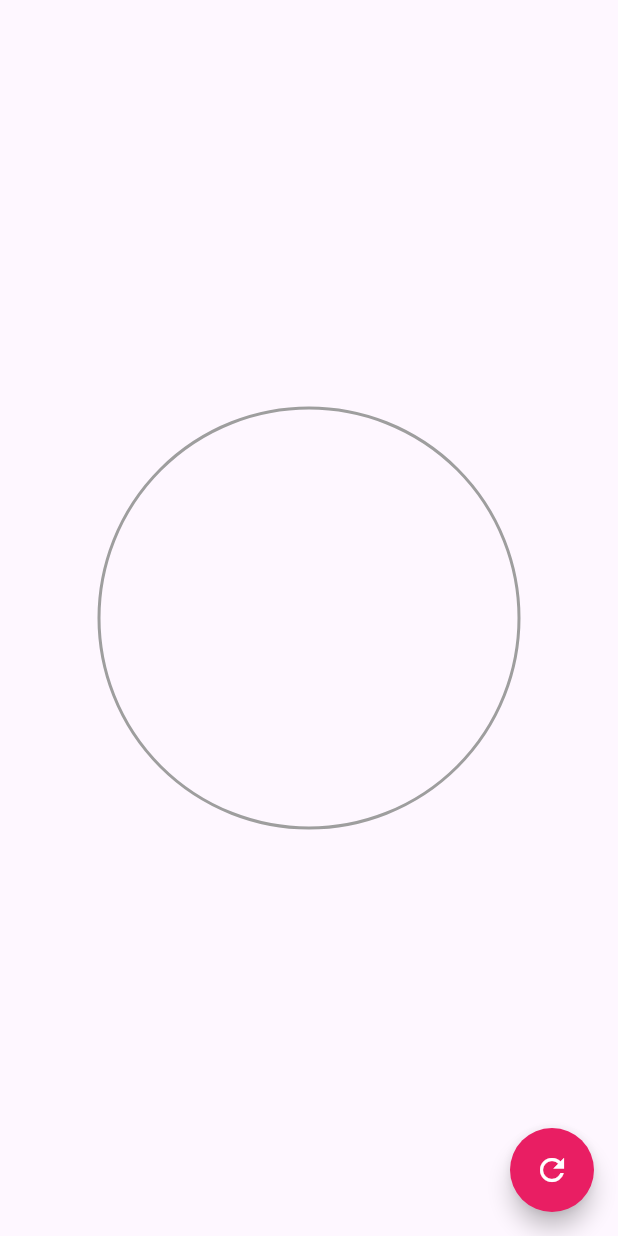
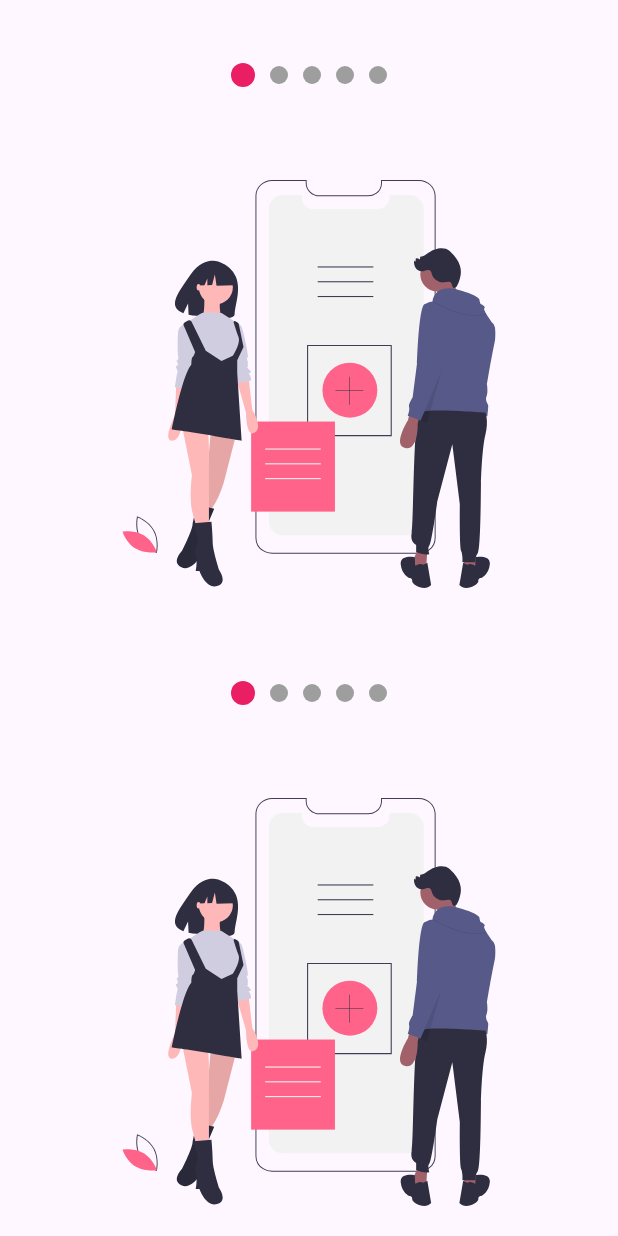
Before and after one commit to manuelcastrobarinas/flutter-cutomPainters, a Flutter app: the screen it shows after launch, on a phone screen of 412 x 824 dp. Run offline on Flutter 3.47's test engine with Material 3 defaults, Android fonts, the phone set to English and light mode, and no system bars; our stand-ins replace flutter_svg.

Commit message:
add personal slide with provider

```diff
--- a/lib/main.dart
+++ b/lib/main.dart
@@ -17,7 +17,7 @@ class MyApp extends StatelessWidget {
         colorScheme: ColorScheme.fromSeed(seedColor: Colors.deepPurple),
         useMaterial3: true,
       ),
-      home: const CircularProgressPage()
+      home: const SlideshowPage()
     );
   }
 }
--- /dev/null
+++ b/lib/src/labs/slideshow_page.dart
@@ -0,0 +1,127 @@
+import 'package:background_custom_painters/src/models/slider_model.dart';
+import 'package:flutter/material.dart';
+import 'package:flutter_svg/flutter_svg.dart';
+import 'package:provider/provider.dart';
+
+class SlideshowPage extends StatelessWidget {
+  const SlideshowPage({super.key});
+
+  @override
+  Widget build(BuildContext context) {
+    return ChangeNotifierProvider(
+      create: (context) => SliderModel(),
+      child: const Scaffold(
+        body: Center(
+          child: Column(
+            children: [
+              Expanded(
+                child: _Slides()
+              ),
+              _Dots()
+            ],
+          )
+        ),
+      ),
+    );
+  }
+}
+
+class _Dots extends StatelessWidget {
+  const _Dots();
+
+  @override
+  Widget build(BuildContext context) {
+    return const SizedBox(
+      width: double.infinity,
+      height: 100,
+      child: Row(
+        mainAxisAlignment: MainAxisAlignment.center,
+        children: [
+          _Dot(index: 0),
+          _Dot(index: 1),
+          _Dot(index: 2),
+        ],
+      ),
+    );
+  }
+}
+
+class _Dot extends StatelessWidget {
+  final int index;
+  const _Dot({required this.index});
+
+  @override
+  Widget build(BuildContext context) {
+    final double pageViewIndex = Provider.of<SliderModel>(context).currentPage;
+    return AnimatedContainer(
+      duration: const Duration(milliseconds: 300),
+      margin: const EdgeInsets.symmetric(horizontal: 5.0),
+      width: 16,
+      height: 16,
+      decoration: BoxDecoration(
+        borderRadius: BorderRadius.circular(100),
+        color: (pageViewIndex >= index - 0.5 && pageViewIndex < index + 0.5) ? Colors.blue : Colors.grey
+      ),
+    );
+  }
+}
+
+class _Slides extends StatefulWidget {
+  const _Slides();
+
+  @override
+  State<_Slides> createState() => _SlidesState();
+}
+
+class _SlidesState extends State<_Slides> {
+
+  final PageController pageViewController = PageController();
+
+  @override
+  void initState() {
+
+    pageViewController.addListener(() {
+      Provider.of<SliderModel>(context, listen: false).currentPage = pageViewController.page!;
+    });
+
+    super.initState();
+  }
+
+  @override
+  void dispose() {
+    pageViewController.dispose();
+    super.dispose();
+  }
+
+  @override
+  Widget build(BuildContext context) {
+    return SizedBox(
+      child: PageView(
+        controller: pageViewController,
+        children: const [
+         _ImageSlide(imageAsset: "assets/svg/slide-1.svg"),
+         _ImageSlide(imageAsset: "assets/svg/slide-2.svg"),
+         _ImageSlide(imageAsset: "assets/svg/slide-3.svg"),
+        ]
+      ),
+    );
+  }
+}
+
+class _ImageSlide extends StatelessWidget {
+  final String imageAsset;
+
+  const _ImageSlide({
+    required this.imageAsset
+  });
+
+  @override
+  Widget build(BuildContext context) {
+    return Container(
+      padding : const EdgeInsets.all(20),
+      width : double.infinity,
+      height: double.infinity,
+      child : SvgPicture.asset(imageAsset),
+    );
+  }
+}
--- /dev/null
+++ b/lib/src/models/slider_model.dart
@@ -0,0 +1,12 @@
+import 'package:flutter/material.dart';
+
+class SliderModel with ChangeNotifier {
+  double _currentPage = 0;
+
+  double get currentPage => _currentPage;
+
+  set currentPage(double currentPage) {
+    _currentPage = currentPage;
+    notifyListeners();
+  }
+}
--- a/lib/src/pages/pages.dart
+++ b/lib/src/pages/pages.dart
@@ -2,3 +2,4 @@ export 'headers_page.dart';
 export 'animations_page.dart';
 export 'challenges/animation_challenge_page.dart';
 export 'circular_progress_page.dart';
+export 'slideshow/slideshow_page.dart';
--- /dev/null
+++ b/lib/src/pages/slideshow/slideshow_page.dart
@@ -0,0 +1,38 @@
+import 'package:flutter/material.dart';
+import 'package:flutter_svg/flutter_svg.dart';
+import '../../widgets/widgets.dart';
+
+class SlideshowPage extends StatelessWidget {
+  const SlideshowPage({super.key});
+
+  @override
+  Widget build(BuildContext context) {
+    return const Scaffold(
+      body: Column(
+        children: [
+          Expanded(child: _MyPersonalSlideshow()),
+          Expanded(child: _MyPersonalSlideshow()),
+        ],
+      )
+    );
+  }
+}
+
+class _MyPersonalSlideshow extends StatelessWidget {
+  const _MyPersonalSlideshow();
+
+  @override
+  Widget build(BuildContext context) {
+    return Slideshow(
+      pointsUp: true,
+      pointsEnabledColor: Colors.pink,
+      slides: [
+        SvgPicture.asset("assets/svg/slide-1.svg"),
+        SvgPicture.asset("assets/svg/slide-2.svg"),
+        SvgPicture.asset("assets/svg/slide-3.svg"),
+        SvgPicture.asset("assets/svg/slide-4.svg"),
+        SvgPicture.asset("assets/svg/slide-5.svg"),
+      ]
+    );
+  }
+}
--- /dev/null
+++ b/lib/src/widgets/slideshow.dart
@@ -0,0 +1,165 @@
+import 'package:background_custom_painters/src/models/slider_model.dart';
+import 'package:flutter/material.dart';
+import 'package:provider/provider.dart';
+
+class Slideshow extends StatelessWidget {
+  final List<Widget> slides;
+  final bool pointsUp;
+  final Color pointsEnabledColor;
+  final Color pointsDisableColor;
+  final int pointActiveHeightAndWidth;
+  final int pointDisableHeightAndWidth;
+
+  const Slideshow({
+    super.key,
+    required this.slides,
+    this.pointsUp = false,
+    this.pointsEnabledColor = Colors.blue,
+    this.pointsDisableColor = Colors.grey,
+    this.pointActiveHeightAndWidth  = 16,
+    this.pointDisableHeightAndWidth = 12
+  });
+
+  @override
+  Widget build(BuildContext context) {
+    return ChangeNotifierProvider(
+      create: (context) => SliderModel(),
+      child :  SafeArea(
+        child: Center(
+          child : Column(
+            children: [
+              if(pointsUp) _Dots(slidesNumber: slides.length, pointsEnabledColor: pointsEnabledColor,pointsDisableColor:pointsDisableColor, pointActiveHeightAndWidth: pointActiveHeightAndWidth, pointDisableHeightAndWidth: pointDisableHeightAndWidth),
+              Expanded(
+                child: _Slides(slides: slides)
+              ),
+              if(!pointsUp) _Dots(slidesNumber: slides.length, pointsEnabledColor: pointsEnabledColor,pointsDisableColor:pointsDisableColor, pointActiveHeightAndWidth: pointActiveHeightAndWidth, pointDisableHeightAndWidth: pointDisableHeightAndWidth),
+            ],
+          ),
+        ),
+      ),
+    );
+  }
+}
+
+class _Dots extends StatelessWidget {
+  final int slidesNumber;
+  final Color pointsEnabledColor;
+  final Color pointsDisableColor;
+  final int pointActiveHeightAndWidth;
+  final int pointDisableHeightAndWidth;
+
+  const _Dots({
+    required this.slidesNumber,
+    required this.pointsEnabledColor,
+    required this.pointsDisableColor,
+    required this.pointActiveHeightAndWidth,
+    required this.pointDisableHeightAndWidth
+  });
+
+  @override
+  Widget build(BuildContext context) {
+    return SizedBox(
+      width: double.infinity,
+      height: 100,
+      child: Row(
+        mainAxisAlignment: MainAxisAlignment.center,
+        children: List.generate(slidesNumber, (i) => _Dot( //CREA UNA LISTA DE ELEMENTOS CON BASE EN EL NUMERO QUE SE NECESITE
+          index: i,
+          pointsEnabledColor: pointsEnabledColor,
+          pointsDisableColor: pointsDisableColor,
+          pointActiveHeightAndWidth : pointActiveHeightAndWidth,
+          pointDisableHeightAndWidth: pointDisableHeightAndWidth,
+        ))
+      ),
+    );
+  }
+}
+
+class _Dot extends StatelessWidget {
+  final int index;
+  final Color pointsEnabledColor;
+  final Color pointsDisableColor;
+  final int pointActiveHeightAndWidth;
+  final int pointDisableHeightAndWidth;
+
+  const _Dot({
+    required this.index,
+    required this.pointsEnabledColor,
+    required this.pointsDisableColor,
+    required this.pointActiveHeightAndWidth,
+    required this.pointDisableHeightAndWidth
+  });
+
+  @override
+  Widget build(BuildContext context) {
+    final double pageViewIndex = Provider.of<SliderModel>(context).currentPage;
+    return AnimatedContainer(
+      duration: const Duration(milliseconds: 300),
+      margin: const EdgeInsets.symmetric(horizontal: 5.0),
+      width : (pageViewIndex >= index - 0.5 && pageViewIndex < index + 0.5)  ? pointActiveHeightAndWidth.toDouble() : pointDisableHeightAndWidth.toDouble(),
+      height: (pageViewIndex >= index - 0.5 && pageViewIndex < index + 0.5) ? pointActiveHeightAndWidth.toDouble() : pointDisableHeightAndWidth.toDouble(),
+      decoration: BoxDecoration(
+        borderRadius: BorderRadius.circular(100),
+        color: (pageViewIndex >= index - 0.5 && pageViewIndex < index + 0.5) ? pointsEnabledColor : pointsDisableColor
+      ),
+    );
+  }
+}
+
+class _Slides extends StatefulWidget {
+  final List<Widget> slides;
+
+  const _Slides({
+    required this.slides
+  });
+
+  @override
+  State<_Slides> createState() => _SlidesState();
+}
+
+class _SlidesState extends State<_Slides> {
+
+  final PageController pageViewController = PageController();
+
+  @override
+  void initState() {
+    pageViewController.addListener(() {
+      Provider.of<SliderModel>(context, listen: false).currentPage = pageViewController.page!;
+    });
+    super.initState();
+  }
+
+  @override
+  void dispose() {
+    pageViewController.dispose();
+    super.dispose();
+  }
+
+  @override
+  Widget build(BuildContext context) {
+    return SizedBox(
+      child: PageView(
+        controller: pageViewController,
+        children: widget.slides.map((slide) => _ImageSlide(slide: slide)).toList()
+      ),
+    );
+  }
+}
+
+class _ImageSlide extends StatelessWidget {
+  final Widget slide;
+
+  const _ImageSlide({
+    required this.slide
+  });
+
+  @override
+  Widget build(BuildContext context) {
+    return Container(
+      padding : const EdgeInsets.all(20),
+      width : double.infinity,
+      height: double.infinity,
+      child : slide
+    );
+  }
+}
--- a/lib/src/widgets/widgets.dart
+++ b/lib/src/widgets/widgets.dart
@@ -7,3 +7,4 @@ export 'header_diagonal_square.dart';
 export 'header_waves.dart';
 export 'headers_square.dart';
 export 'header_haves_gradient.dart';
+export 'slideshow.dart';
--- a/pubspec.yaml
+++ b/pubspec.yaml
@@ -35,6 +35,8 @@ dependencies:
   # The following adds the Cupertino Icons font to your application.
   # Use with the CupertinoIcons class for iOS style icons.
   cupertino_icons: ^1.0.2
+  flutter_svg: ^2.0.10+1
+  provider: ^6.1.2
 
 dev_dependencies:
   flutter_test:
@@ -59,8 +61,8 @@ flutter:
   uses-material-design: true
 
   # To add assets to your application, add an assets section, like this:
-  # assets:
-  #   - images/a_dot_burr.jpeg
+  assets:
+   - assets/svg/
   #   - images/a_dot_ham.jpeg
 
   # An image asset can refer to one or more resolution-specific "variants", see
```
Also changed, not shown: assets/svg/slide-1.svg (added), assets/svg/slide-2.svg (added), assets/svg/slide-3.svg (added), assets/svg/slide-4.svg (added), assets/svg/slide-5.svg (added), pubspec.lock.
